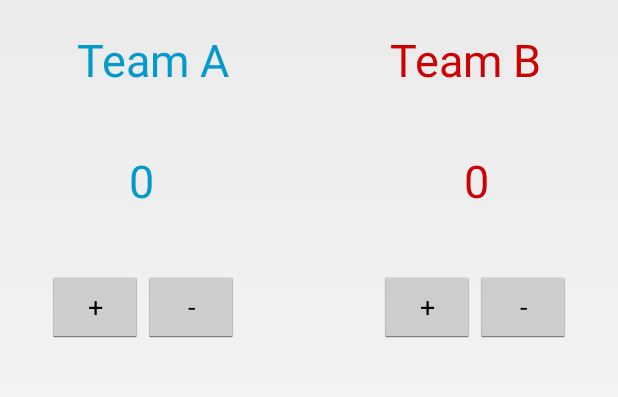
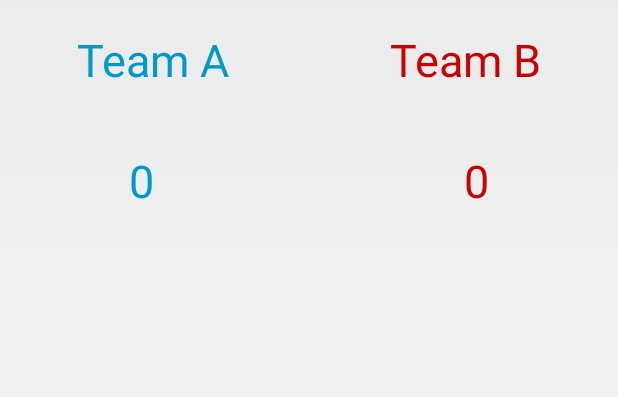
Before and after one commit to pacomf/TLP2k14-AndroidWear-MatchScoreboard, an Android app: the screen it shows after launch (MobilePrincipalActivity), on a phone screen of 412 x 824 dp, the part 162-559 px from its top. Run offline under Robolectric (Android 15) with nearby library versions, the phone set to English and light mode, and no system bars; 2 statements that could not run were skipped.

```diff
--- a/mobile/src/main/res/layout/activity_mobile_principal.xml
+++ b/mobile/src/main/res/layout/activity_mobile_principal.xml
@@ -46,6 +46,7 @@
         android:layout_width="wrap_content"
         android:layout_height="wrap_content"
         android:id="@+id/adda"
+        android:visibility="gone"
         android:layout_marginLeft="15dp"
         android:text="+"/>
 
@@ -55,6 +56,7 @@
         android:layout_toRightOf="@+id/adda"
         android:layout_width="wrap_content"
         android:layout_height="wrap_content"
+        android:visibility="gone"
         android:id="@+id/suba"
         android:text="-"/>
 
@@ -88,6 +90,7 @@
         android:layout_width="wrap_content"
         android:layout_height="wrap_content"
         android:id="@+id/addb"
+        android:visibility="gone"
         android:layout_toLeftOf="@+id/subb"
         android:text="+"/>
 
@@ -98,6 +101,7 @@
         android:layout_width="wrap_content"
         android:layout_alignParentRight="true"
         android:layout_height="wrap_content"
+        android:visibility="gone"
         android:id="@+id/subb"
         android:text="-"/>
 
--- a/wear/src/main/java/com/gdgtenerife/tlpandroidwear/WatchPrincipalActivity.java
+++ b/wear/src/main/java/com/gdgtenerife/tlpandroidwear/WatchPrincipalActivity.java
@@ -48,6 +48,7 @@ public class WatchPrincipalActivity extends InsetActivity {
         Log.d(TAG, "Updating count to: " + teama + "-" + teamb);
     }
 
+    // Función que se lanza cuando la aplicación del SmartWatch está corriendo en primer plano
     @Override
     public void onReadyForContent() {
         setContentView(R.layout.activity_watch_principal);
--- a/wear/src/main/res/layout/activity_watch_principal.xml
+++ b/wear/src/main/res/layout/activity_watch_principal.xml
@@ -39,6 +39,7 @@
         android:layout_width="40dp"
         android:layout_height="40dp"
         android:id="@+id/adda"
+        android:visibility="gone"
         android:layout_marginLeft="2dp"
         android:text="+"/>
 
@@ -48,6 +49,7 @@
         android:layout_marginLeft="40dp"
         android:layout_width="40dp"
         android:layout_height="40dp"
+        android:visibility="gone"
         android:id="@+id/suba"
         android:text="-"/>
 
@@ -76,6 +78,7 @@
         android:layout_width="40dp"
         android:layout_height="40dp"
         android:id="@+id/addb"
+        android:visibility="gone"
         android:layout_marginLeft="102dp"
         android:text="+"/>
 
@@ -85,6 +88,7 @@
         android:layout_marginLeft="140dp"
         android:layout_width="40dp"
         android:layout_height="40dp"
+        android:visibility="gone"
         android:id="@+id/subb"
         android:text="-"/>
 
```
Also changed, not shown: mobile/src/main/java/com/gdgtenerife/tlpandroidwear/MobilePrincipalActivity.java (+23 -1 lines), 2 other files.
